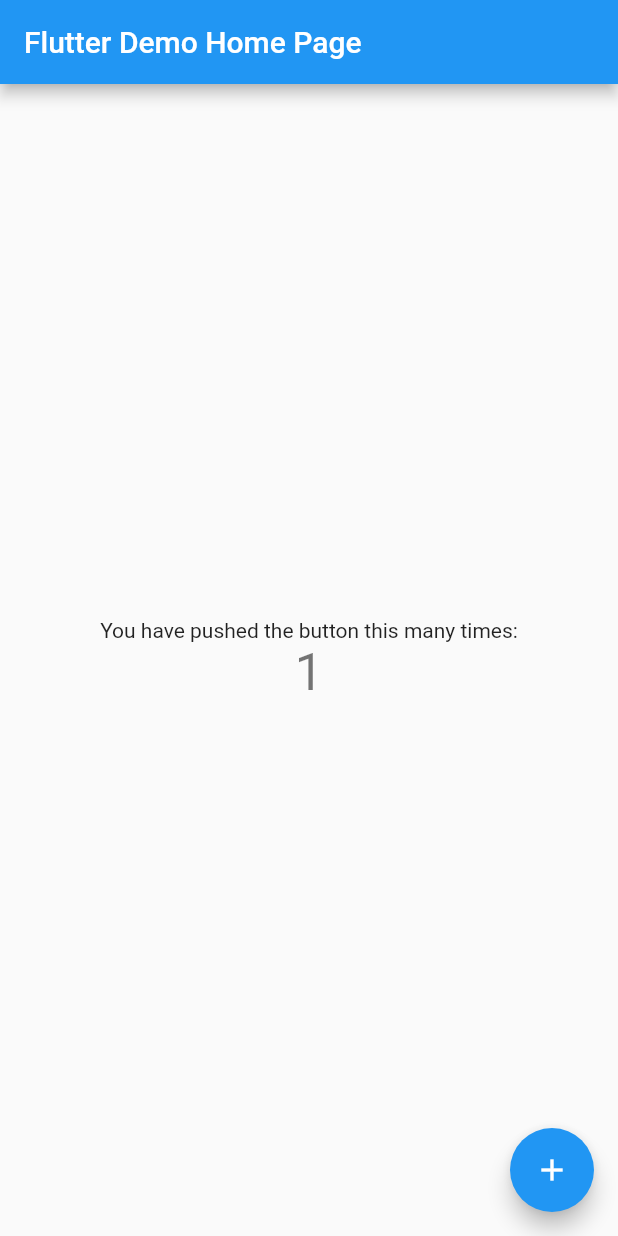
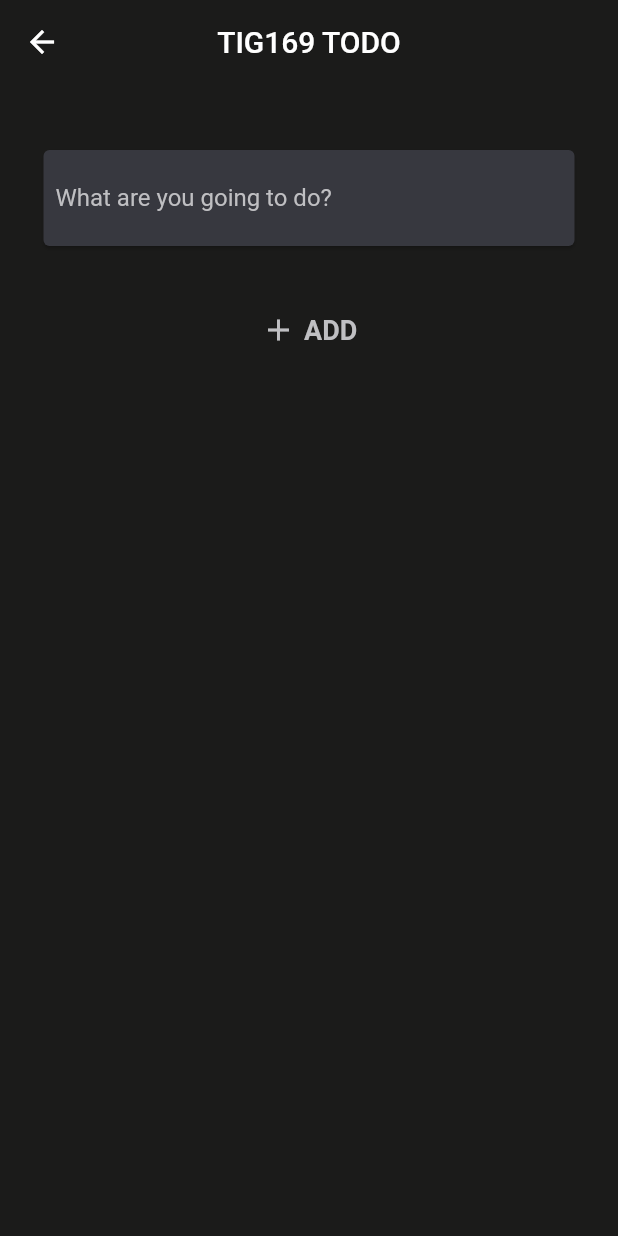
Before and after one commit to gu-tig333-ht22/gusnilmais, a Flutter app: the screen it shows after launch, after a tap on the "add" icon, on a phone screen of 412 x 824 dp. Run offline on Flutter 3.47's test engine with Material 2 defaults, Android fonts, the phone set to English and light mode, and no system bars.

Commit message:
UI Updates

```diff
--- a/lib/main.dart
+++ b/lib/main.dart
@@ -1,4 +1,6 @@
 import 'package:flutter/material.dart';
+import 'package:flutter/services.dart';
+import 'package:template/screens/home_screen.dart';
 
 void main() {
   runApp(const MyApp());
@@ -7,109 +9,22 @@ void main() {
 class MyApp extends StatelessWidget {
   const MyApp({Key? key}) : super(key: key);
 
-  // This widget is the root of your application.
   @override
   Widget build(BuildContext context) {
+    SystemChrome.setSystemUIOverlayStyle(SystemUiOverlayStyle.dark);
+    SystemChrome.setSystemUIOverlayStyle(const SystemUiOverlayStyle(
+      systemNavigationBarColor: Colors.black,
+      systemNavigationBarIconBrightness: Brightness.dark,
+      statusBarBrightness: Brightness.dark,
+    ));
     return MaterialApp(
+      debugShowCheckedModeBanner: false,
       title: 'Flutter Demo',
       theme: ThemeData(
-        // This is the theme of your application.
-        //
-        // Try running your application with "flutter run". You'll see the
-        // application has a blue toolbar. Then, without quitting the app, try
-        // changing the primarySwatch below to Colors.green and then invoke
-        // "hot reload" (press "r" in the console where you ran "flutter run",
-        // or simply save your changes to "hot reload" in a Flutter IDE).
-        // Notice that the counter didn't reset back to zero; the application
-        // is not restarted.
-        primarySwatch: Colors.blue,
+        scaffoldBackgroundColor: const Color.fromARGB(255, 27, 27, 26),
+        primaryColor: const Color.fromARGB(255, 3, 93, 167),
       ),
-      home: const MyHomePage(title: 'Flutter Demo Home Page'),
+      home: const HomeScreen(),
     );
   }
 }
-
-class MyHomePage extends StatefulWidget {
-  const MyHomePage({Key? key, required this.title}) : super(key: key);
-
-  // This widget is the home page of your application. It is stateful, meaning
-  // that it has a State object (defined below) that contains fields that affect
-  // how it looks.
-
-  // This class is the configuration for the state. It holds the values (in this
-  // case the title) provided by the parent (in this case the App widget) and
-  // used by the build method of the State. Fields in a Widget subclass are
-  // always marked "final".
-
-  final String title;
-
-  @override
-  State<MyHomePage> createState() => _MyHomePageState();
-}
-
-class _MyHomePageState extends State<MyHomePage> {
-  int _counter = 0;
-
-  void _incrementCounter() {
-    setState(() {
-      // This call to setState tells the Flutter framework that something has
-      // changed in this State, which causes it to rerun the build method below
-      // so that the display can reflect the updated values. If we changed
-      // _counter without calling setState(), then the build method would not be
-      // called again, and so nothing would appear to happen.
-      _counter++;
-    });
-  }
-
-  @override
-  Widget build(BuildContext context) {
-    // This method is rerun every time setState is called, for instance as done
-    // by the _incrementCounter method above.
-    //
-    // The Flutter framework has been optimized to make rerunning build methods
-    // fast, so that you can just rebuild anything that needs updating rather
-    // than having to individually change instances of widgets.
-    return Scaffold(
-      appBar: AppBar(
-        // Here we take the value from the MyHomePage object that was created by
-        // the App.build method, and use it to set our appbar title.
-        title: Text(widget.title),
-      ),
-      body: Center(
-        // Center is a layout widget. It takes a single child and positions it
-        // in the middle of the parent.
-        child: Column(
-          // Column is also a layout widget. It takes a list of children and
-          // arranges them vertically. By default, it sizes itself to fit its
-          // children horizontally, and tries to be as tall as its parent.
-          //
-          // Invoke "debug painting" (press "p" in the console, choose the
-          // "Toggle Debug Paint" action from the Flutter Inspector in Android
-          // Studio, or the "Toggle Debug Paint" command in Visual Studio Code)
-          // to see the wireframe for each widget.
-          //
-          // Column has various properties to control how it sizes itself and
-          // how it positions its children. Here we use mainAxisAlignment to
-          // center the children vertically; the main axis here is the vertical
-          // axis because Columns are vertical (the cross axis would be
-          // horizontal).
-          mainAxisAlignment: MainAxisAlignment.center,
-          children: <Widget>[
-            const Text(
-              'You have pushed the button this many times:',
-            ),
-            Text(
-              '$_counter',
-              style: Theme.of(context).textTheme.headline4,
-            ),
-          ],
-        ),
-      ),
-      floatingActionButton: FloatingActionButton(
-        onPressed: _incrementCounter,
-        tooltip: 'Increment',
-        child: const Icon(Icons.add),
-      ), // This trailing comma makes auto-formatting nicer for build methods.
-    );
-  }
-}
--- /dev/null
+++ b/lib/screens/add_listitem_screen.dart
@@ -0,0 +1,60 @@
+import 'package:flutter/material.dart';
+
+class AddItemScreen extends StatelessWidget {
+  const AddItemScreen({Key? key}) : super(key: key);
+
+  @override
+  Widget build(BuildContext context) {
+    TextEditingController inputController = TextEditingController();
+
+    return Scaffold(
+      appBar: AppBar(
+        shadowColor: Colors.transparent,
+        backgroundColor: Colors.transparent,
+        centerTitle: true,
+        title: const Text("TIG169 TODO"),
+      ),
+      body: Column(
+        children: [
+          Padding(
+            padding: const EdgeInsets.fromLTRB(25, 40, 25, 40),
+            child: Card(
+              color: const Color.fromARGB(255, 55, 56, 63),
+              child: Padding(
+                padding: const EdgeInsets.all(8.0),
+                child: TextFormField(
+                  cursorColor: Theme.of(context).primaryColor,
+                  style: const TextStyle(
+                      color: Color.fromARGB(255, 191, 191, 194)),
+                  controller: inputController,
+                  decoration: const InputDecoration(
+                      border: InputBorder.none,
+                      hintStyle:
+                          TextStyle(color: Color.fromARGB(255, 191, 191, 194)),
+                      hintText: "What are you going to do?"),
+                ),
+              ),
+            ),
+          ),
+          GestureDetector(
+            onTap: () {},
+            child: Row(
+              mainAxisAlignment: MainAxisAlignment.center,
+              children: const [
+                Icon(Icons.add, color: Color.fromARGB(255, 191, 191, 194)),
+                SizedBox(width: 5),
+                Text(
+                  "ADD",
+                  style: TextStyle(
+                      color: Color.fromARGB(255, 191, 191, 194),
+                      fontWeight: FontWeight.bold,
+                      fontSize: 18),
+                )
+              ],
+            ),
+          )
+        ],
+      ),
+    );
+  }
+}
--- /dev/null
+++ b/lib/screens/home_screen.dart
@@ -0,0 +1,74 @@
+import 'package:flutter/material.dart';
+import 'package:template/screens/add_listitem_screen.dart';
+import 'package:template/widgets/todo_item.dart';
+
+class HomeScreen extends StatelessWidget {
+  const HomeScreen({Key? key}) : super(key: key);
+
+  @override
+  Widget build(BuildContext context) {
+
+    const Color textColor = Color.fromARGB(255, 191, 191, 194);
+
+    List<TodoItem> testList = [
+      const TodoItem(checked: false, title: "Do something"),
+      const TodoItem(checked: true, title: "Do something else"),
+      const TodoItem(checked: false, title: "Do something else 2"),
+      const TodoItem(checked: false, title: "Do something else 3"),
+      const TodoItem(checked: true, title: "Do something else 4"),
+      const TodoItem(checked: false, title: "Do something else 5"),
+      const TodoItem(checked: false, title: "Do something else 6"),
+      const TodoItem(checked: false, title: "Do something else 7"),
+      const TodoItem(checked: false, title: "Do something else 8"),
+      const TodoItem(checked: false, title: "Do something else 9"),
+      const TodoItem(checked: false, title: "Do something else 10"),
+      const TodoItem(checked: false, title: "Do something else 11"),
+      const TodoItem(checked: false, title: "Do something else 12"),
+      const TodoItem(checked: false, title: "Do something else 13"),
+    ];
+
+    return Scaffold(
+      extendBody: true,
+      bottomNavigationBar: const BottomAppBar(
+        shape: CircularNotchedRectangle(),
+        color: Colors.black,
+        child: SizedBox(height: 45),
+      ),
+      body: NestedScrollView(
+        headerSliverBuilder: (context, innerBoxIsScrolled) => [
+        SliverAppBar(
+        backgroundColor: Colors.transparent,
+        shadowColor: Colors.transparent,
+        centerTitle: true,
+        title: const Text("TIG169 TODO"),
+        actions: [ PopupMenuButton(
+                color: Theme.of(context).scaffoldBackgroundColor,
+                icon: const Icon(Icons.more_vert),
+                itemBuilder: (BuildContext con) {
+                  return  [
+                    const PopupMenuItem(value: 0, child: Text("All", style: TextStyle(color: textColor))),
+                    const PopupMenuItem(value: 1, child: Text("Done", style: TextStyle(color: textColor))),
+                    const PopupMenuItem(value: 2, child: Text("Undone", style: TextStyle(color: textColor))),
+                  ];
+                },
+              ),],
+      ),],
+        body: Padding(
+          padding: const EdgeInsets.fromLTRB(0, 0, 0, 30),
+          child: ListView(
+            physics: const BouncingScrollPhysics(),
+            children: [...testList],
+          ),
+        ),
+      ),
+      floatingActionButtonLocation: FloatingActionButtonLocation.centerDocked,
+      floatingActionButton: FloatingActionButton(
+        backgroundColor: Theme.of(context).primaryColor,
+          onPressed: () {
+            Navigator.of(context)
+                .push(MaterialPageRoute(builder: (con) => const AddItemScreen()));
+          },
+          child: const Icon(Icons.add)),
+    );
+  }
+}
--- /dev/null
+++ b/lib/widgets/todo_item.dart
@@ -0,0 +1,62 @@
+import 'package:flutter/material.dart';
+
+class TodoItem extends StatefulWidget {
+  final String title;
+  final bool checked;
+  const TodoItem({required this.checked, required this.title, Key? key})
+      : super(key: key);
+
+  @override
+  State<TodoItem> createState() => _TodoItemState();
+}
+
+class _TodoItemState extends State<TodoItem> {
+  @override
+  Widget build(BuildContext context) {
+    return Card(
+      clipBehavior: Clip.antiAliasWithSaveLayer,
+      shape: const RoundedRectangleBorder(
+        borderRadius: BorderRadius.all(Radius.circular(8))
+      ),
+      child: Container(
+        decoration: const BoxDecoration(
+          gradient: LinearGradient(
+            colors: [
+               Color.fromARGB(255, 55, 56, 63),
+               Color.fromARGB(255, 71, 72, 75),
+               Color.fromARGB(255, 55, 56, 63),
+            ],
+            begin: Alignment.topLeft,
+            end: Alignment.bottomRight,
+          ),
+        ),
+        child: Row(
+          children: [
+            Theme(
+              data: Theme.of(context).copyWith(
+        unselectedWidgetColor: const Color.fromARGB(255, 120, 120, 121),
+      ),
+              child: Checkbox(
+                  activeColor: Theme.of(context).primaryColor,
+                  value: widget.checked,
+                  onChanged: (_) {}),
+            ),
+            Text(
+              widget.title,
+              style: TextStyle(
+                  color: const Color.fromARGB(255, 191, 191, 194),
+                  decoration: widget.checked
+                      ? TextDecoration.lineThrough
+                      : TextDecoration.none),
+            ),
+            const Spacer(),
+            IconButton(
+                onPressed: () {},
+                icon: const Icon(Icons.close,
+                    color: Color.fromARGB(255, 120, 120, 121)))
+          ],
+        ),
+      ),
+    );
+  }
+}
```
Also changed, not shown: pubspec.lock.
